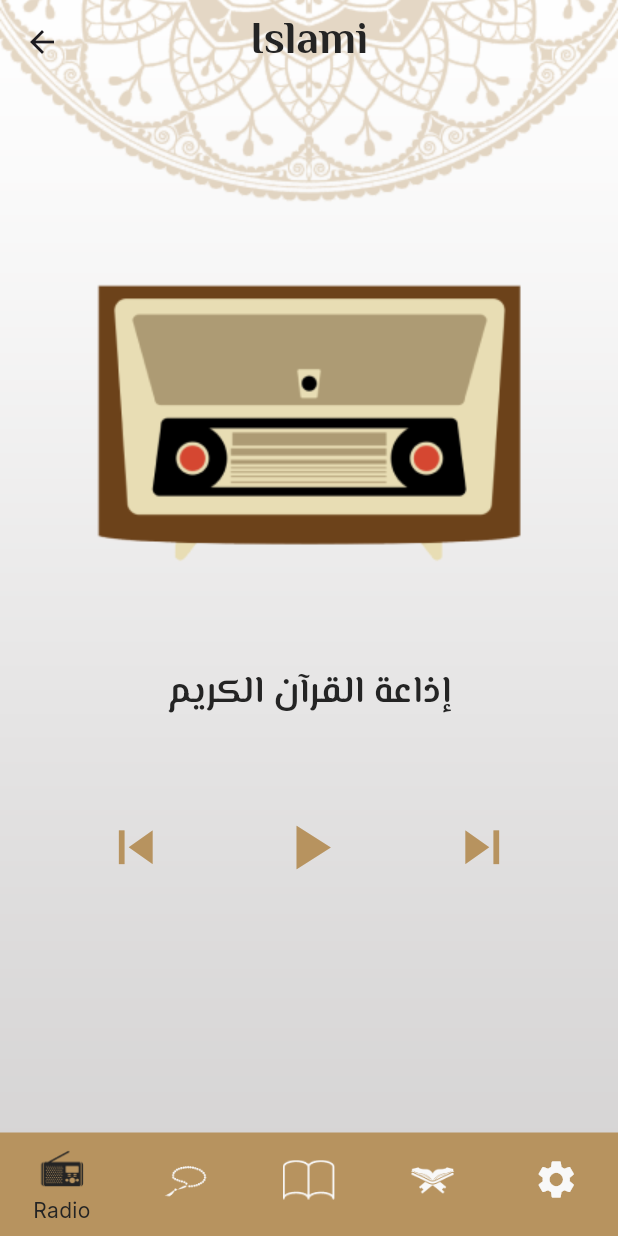
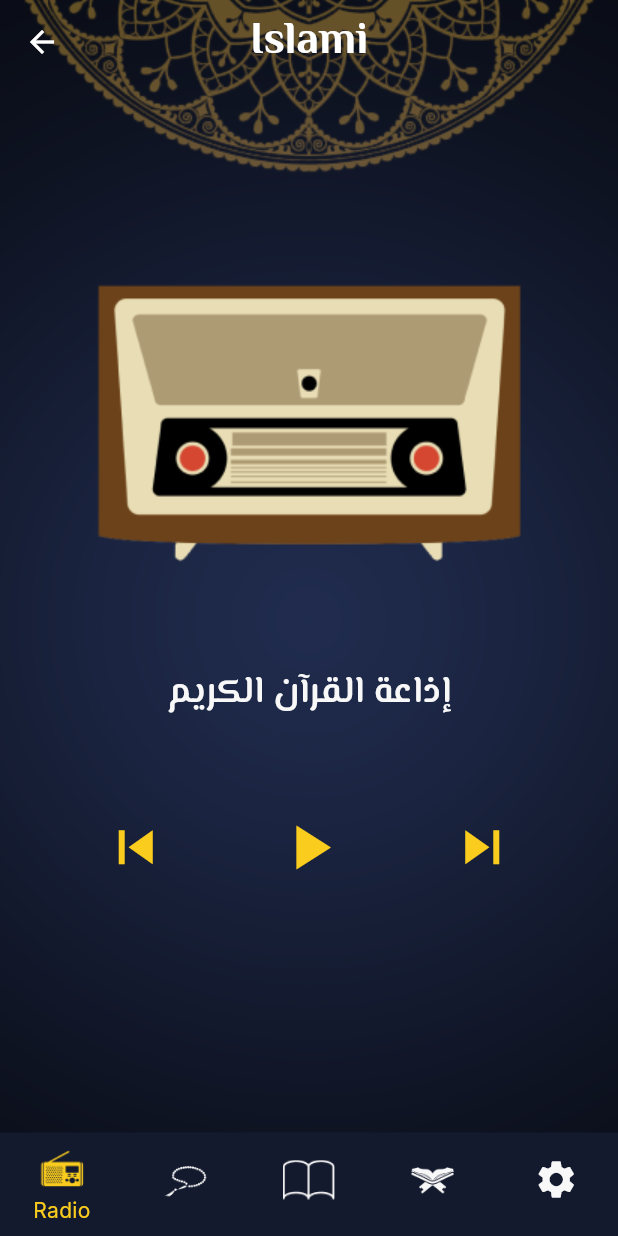
Before and after one commit to Mariam-Elkhelawy/Iqraa, a Flutter app: the HomeScreen screen opened by its route, on a phone screen of 412 x 824 dp. Run offline on Flutter 3.47's test engine with Material 3 defaults, Android fonts, the phone set to English and light mode, and no system bars; our stand-ins replace another_flutter_splash_screen, google_fonts; generated files the repository leaves out were written again.

Commit message:
dark mode done

```diff
--- a/lib/app_theme.dart
+++ b/lib/app_theme.dart
@@ -4,12 +4,16 @@ import 'package:google_fonts/google_fonts.dart';
 class AppTheme {
   static const Color primaryColor = Color(0xFFB7935F);
   static const Color blackColor = Color(0xFF242424);
-  static const Color primaryDarkColor = Color(0xFFFACC1D);
+  static const Color primaryDarkColor = Color(0xFF141A2E);
+  static const Color yellowColor = Color(0xFFFACC1D);
+  static const Color whiteColor = Color(0xFFF8F8F8);
 
   static ThemeData lightTheme = ThemeData(
     brightness: Brightness.light,
     scaffoldBackgroundColor: Colors.transparent,
     textTheme: TextTheme(
+      displaySmall: GoogleFonts.elMessiri(fontSize: 28, color: blackColor,fontWeight: FontWeight.w600),
+      displayLarge: GoogleFonts.elMessiri(fontSize: 28, color: primaryColor,fontWeight: FontWeight.w600),
       headlineLarge: GoogleFonts.elMessiri(
         fontWeight: FontWeight.bold,
         fontSize: 30,
@@ -28,7 +32,7 @@ class AppTheme {
       type: BottomNavigationBarType.fixed,
       showSelectedLabels: true,
       showUnselectedLabels: false,
-      unselectedItemColor: Color(0xFFF8F8F8),
+      unselectedItemColor: whiteColor,
       selectedItemColor: blackColor,
       selectedLabelStyle: TextStyle(fontSize: 14, color: blackColor),
       elevation: 0,
@@ -46,21 +50,23 @@ class AppTheme {
   );
 
   static ThemeData darkTheme = ThemeData(
-    brightness: Brightness.light,
+    brightness: Brightness.dark,
     scaffoldBackgroundColor: Colors.transparent,
     textTheme: TextTheme(
+      displaySmall: GoogleFonts.elMessiri(fontSize: 28, color: whiteColor,fontWeight: FontWeight.w600),
+      displayLarge: GoogleFonts.elMessiri(fontSize: 28, color: yellowColor,fontWeight: FontWeight.w600),
       headlineLarge: GoogleFonts.elMessiri(
         fontWeight: FontWeight.bold,
         fontSize: 30,
-        color: blackColor,
+        color: whiteColor,
       ),
       bodyLarge: GoogleFonts.elMessiri(
         fontWeight: FontWeight.w600,
         fontSize: 25,
-        color: blackColor,
+        color: whiteColor,
       ),
       bodyMedium: GoogleFonts.inter(
-          fontSize: 25, color: blackColor, fontWeight: FontWeight.w400),
+          fontSize: 25, color: whiteColor, fontWeight: FontWeight.w400),
     ),
     bottomNavigationBarTheme: BottomNavigationBarThemeData(
       backgroundColor: primaryDarkColor,
@@ -68,18 +74,19 @@ class AppTheme {
       showSelectedLabels: true,
       showUnselectedLabels: false,
       unselectedItemColor: Color(0xFFF8F8F8),
-      selectedItemColor: primaryDarkColor,
+      selectedItemColor: yellowColor,
       selectedLabelStyle: TextStyle(fontSize: 14, color: blackColor),
       elevation: 0,
     ),
     appBarTheme: AppBarTheme(
+      iconTheme: IconThemeData(color: Colors.white),
       backgroundColor: Colors.transparent,
       centerTitle: true,
       elevation: 0,
       titleTextStyle: GoogleFonts.elMessiri(
         fontSize: 30,
         fontWeight: FontWeight.bold,
-        color: primaryDarkColor,
+        color: Colors.white,
       ),
     ),
   );
--- a/lib/home_screen.dart
+++ b/lib/home_screen.dart
@@ -1,10 +1,12 @@
 import 'package:flutter/material.dart';
+import 'package:islami_app/providers/my_provider.dart';
 import 'package:islami_app/tabs/ahadeth_tab.dart';
 import 'package:islami_app/tabs/quran_tab.dart';
 import 'package:islami_app/tabs/radio_tab.dart';
 import 'package:islami_app/tabs/sebha_tab.dart';
 import 'package:islami_app/tabs/settings_tab.dart';
 import 'package:flutter_gen/gen_l10n/app_localizations.dart';
+import 'package:provider/provider.dart';
 
 class HomeScreen extends StatefulWidget {
   HomeScreen({super.key});
@@ -19,18 +21,21 @@ class _HomeScreenState extends State<HomeScreen> {
   @override
   Widget build(BuildContext context) {
     var local = AppLocalizations.of(context)!;
+    var imageProvider = Provider.of<MyProvider>(context);
 
     return Container(
       decoration: BoxDecoration(
         image: DecorationImage(
           fit: BoxFit.cover,
-          image: AssetImage('assets/images/bg.png'),
+          image: AssetImage(imageProvider.getBackgroundImage()),
         ),
       ),
       child: Scaffold(
-        appBar: AppBar(title: Text(local.islami),),
+        appBar: AppBar(
+          title: Text(local.islami),
+        ),
         bottomNavigationBar: BottomNavigationBar(
-         iconSize: 35,
+          iconSize: 35,
           currentIndex: index,
           onTap: (value) {
             index = value;
@@ -62,11 +67,12 @@ class _HomeScreenState extends State<HomeScreen> {
               ),
             ),
             BottomNavigationBarItem(
-                icon: Icon(
-                  Icons.settings,
-                  size: 30,
-                ),
-                label:local.settings,)
+              icon: Icon(
+                Icons.settings,
+                size: 30,
+              ),
+              label: local.settings,
+            )
           ],
         ),
         body: tabs[index],
--- a/lib/l10n/app_ar.arb
+++ b/lib/l10n/app_ar.arb
@@ -12,5 +12,5 @@
   "arabic": "العربيه",
   "theme": "الوضع",
   "dark": "الوضع المظلم",
-  "light": "الوضع الداكن"
+  "light": "الوضع المضئ"
 }
--- a/lib/providers/my_provider.dart
+++ b/lib/providers/my_provider.dart
@@ -2,7 +2,7 @@ import 'package:flutter/material.dart';
 
 class MyProvider extends ChangeNotifier {
   String languageCode = 'en';
-  ThemeMode mode = ThemeMode.light;
+  ThemeMode mode = ThemeMode.dark;
   void changeLanguageCode(String langCode) {
     languageCode = langCode;
     notifyListeners();
@@ -11,4 +11,11 @@ class MyProvider extends ChangeNotifier {
     mode = themeMode;
     notifyListeners();
   }
+
+  String getBackgroundImage(){
+    if(mode==ThemeMode.light){
+      return 'assets/images/bg.png';
+    }
+    else {return 'assets/images/dark_bg.png';}
+  }
 }
--- a/lib/tabs/radio_tab.dart
+++ b/lib/tabs/radio_tab.dart
@@ -1,11 +1,15 @@
 import 'package:flutter/material.dart';
 import 'package:islami_app/app_theme.dart';
+import 'package:islami_app/providers/my_provider.dart';
+import 'package:provider/provider.dart';
 
 class RadioTab extends StatelessWidget {
   const RadioTab({super.key});
 
   @override
   Widget build(BuildContext context) {
+    var provider = Provider.of<MyProvider>(context);
+
     return Column(
       children: [
         Padding(
@@ -22,17 +26,23 @@ class RadioTab extends StatelessWidget {
           children: [
             Icon(
               Icons.skip_previous,
-              color: AppTheme.primaryColor,
+              color: provider.mode == ThemeMode.light
+                  ? AppTheme.primaryColor
+                  : AppTheme.yellowColor,
               size: 45,
             ),
             Icon(
               Icons.play_arrow,
-              color: AppTheme.primaryColor,
+              color: provider.mode == ThemeMode.light
+                  ? AppTheme.primaryColor
+                  : AppTheme.yellowColor,
               size: 50,
             ),
             Icon(
               Icons.skip_next,
-              color: AppTheme.primaryColor,
+              color: provider.mode == ThemeMode.light
+                  ? AppTheme.primaryColor
+                  : AppTheme.yellowColor,
               size: 45,
             ),
           ],
--- a/lib/tabs/settings_tab.dart
+++ b/lib/tabs/settings_tab.dart
@@ -43,7 +43,7 @@ class SettingsTab extends StatelessWidget {
                 decoration: BoxDecoration(
                     borderRadius: BorderRadius.circular(24),
                     border: Border.all(
-                      color: AppTheme.primaryColor,
+                      color: provider.mode==ThemeMode.light?AppTheme.primaryColor:AppTheme.yellowColor,
                     ),
                     color: Colors.transparent),
                 child: provider.languageCode == 'ar'
@@ -79,11 +79,11 @@ class SettingsTab extends StatelessWidget {
               decoration: BoxDecoration(
                   borderRadius: BorderRadius.circular(24),
                   border: Border.all(
-                    color: AppTheme.primaryColor,
+                    color: provider.mode==ThemeMode.light?AppTheme.primaryColor:AppTheme.yellowColor,
                   ),
                   color: Colors.transparent),
               child: Text(
-                local.light,
+                provider.mode == ThemeMode.light ? local.light : local.dark,
                 style: theme.textTheme.bodyLarge,
               ),
             ),
```
Also changed, not shown: lib/bottom_sheets/language_bottom_sheet.dart (+10 -14 lines), lib/bottom_sheets/theme_bottom_sheet.dart (+19 -17 lines), lib/hadith_details.dart (+33 -14 lines), lib/splash_screen.dart (+11 -1 lines), lib/sura_details.dart (+32 -15 lines), lib/tabs/ahadeth_tab.dart (+9 -2 lines), lib/tabs/quran_tab.dart (+16 -4 lines), lib/tabs/sebha_tab.dart (+19 -5 lines), assets/images/2x/splash_dark@2x.png (added), assets/images/3x/splash_dark@3x.png (added), assets/images/dark_bg.png (added), assets/images/dark_ic_sebha_top.png (added), assets/images/splash_dark.png (added).
